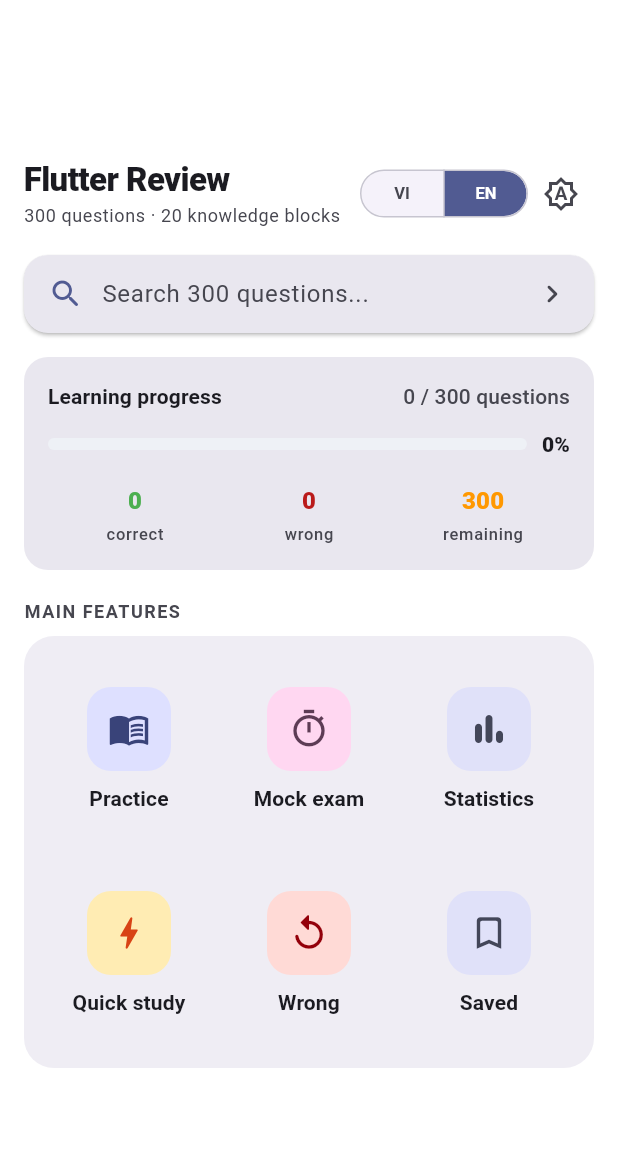
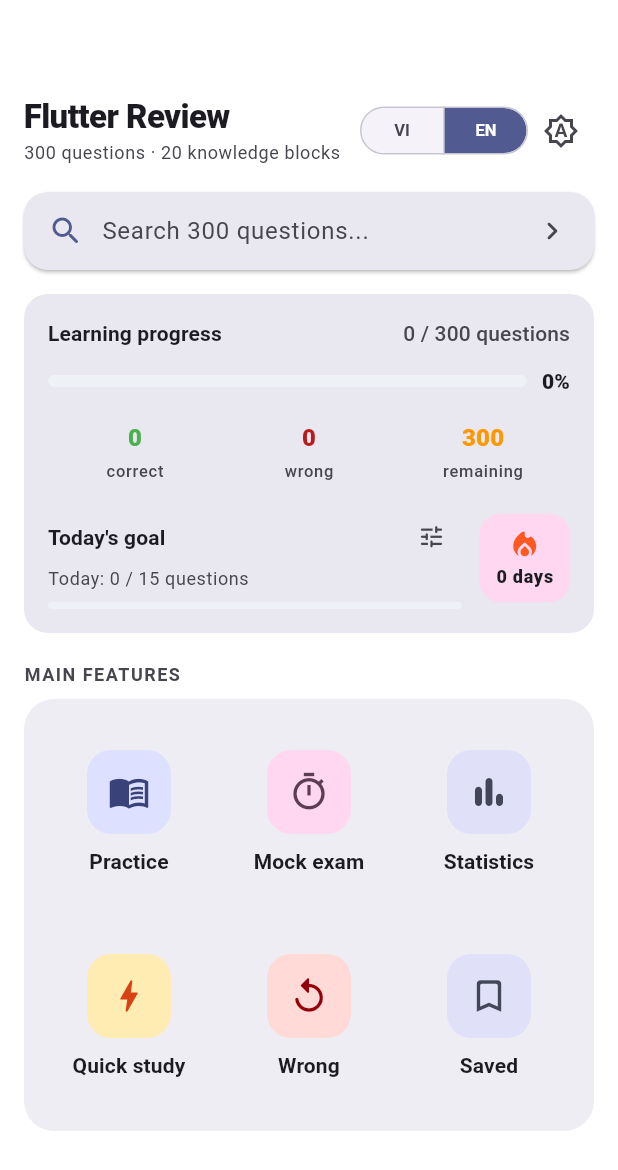
Before and after one commit to hieucute692-rgb/bai-tap-lon-app, a Flutter app: the screen it shows after launch, after a tap on "EN", on a phone screen of 412 x 824 dp. Shown: the top 1170 px of the screen. Run offline on Flutter 3.47's test engine with Material 3 defaults, Android fonts, the phone set to English and light mode, and no system bars; our stand-ins replace shared_preferences.

Commit message:
them diem danh

```diff
--- /dev/null
+++ b/lib/data/shared_prefs_daily_study_repository.dart
@@ -0,0 +1,30 @@
+import 'dart:convert';
+
+import 'package:flutter/foundation.dart';
+import 'package:shared_preferences/shared_preferences.dart';
+
+import '../domain/daily_study.dart';
+import '../domain/daily_study_repository.dart';
+
+class SharedPrefsDailyStudyRepository implements DailyStudyRepository {
+  static const _key = 'daily_study_v1';
+
+  @override
+  Future<DailyStudyData?> loadDailyStudy() async {
+    final prefs = await SharedPreferences.getInstance();
+    final raw = prefs.getString(_key);
+    if (raw == null) return null;
+    try {
+      return DailyStudyData.fromJson(jsonDecode(raw) as Map<String, dynamic>);
+    } catch (error) {
+      debugPrint('Could not read daily study data: $error');
+      return null;
+    }
+  }
+
+  @override
+  Future<void> saveDailyStudy(DailyStudyData data) async {
+    final prefs = await SharedPreferences.getInstance();
+    await prefs.setString(_key, jsonEncode(data.toJson()));
+  }
+}
--- a/lib/domain/app_strings.dart
+++ b/lib/domain/app_strings.dart
@@ -43,6 +43,16 @@ class AppStrings {
   String get quickStudyBookmarked => _t('Chỉ câu đã đánh dấu', 'Bookmarked only');
   String get quickStudyEmpty => _t('Chưa có câu nào được đánh dấu trong khối này.', 'No bookmarked questions in this block yet.');
   String get quickStudyAnswer => _t('Đáp án đúng', 'Correct answer');
+  String get dailyGoal => _t('Mục tiêu hôm nay', 'Today\'s goal');
+  String dailyGoalProgress(int count, int goal) =>
+      _t('Hôm nay: $count / $goal câu', 'Today: $count / $goal questions');
+  String studyStreak(int days) => _t('$days ngày', '$days days');
+  String get chooseDailyGoal => _t('Chọn mục tiêu mỗi ngày', 'Choose a daily goal');
+  String dailyGoalOption(int count) =>
+      _t('$count câu/ngày', '$count questions/day');
+  String get dailyGoalComplete =>
+      _t('Đã hoàn thành mục tiêu hôm nay!', 'Daily goal completed!');
+  String get studyStreakLabel => _t('Chuỗi ngày học', 'Study streak');
   String get searchQuestions => _t('Tra cứu nhanh', 'Quick search');
   String get searchPrompt => _t('Tìm từ khóa, khái niệm Flutter...', 'Search keywords, Flutter concepts...');
   String get searchHomePrompt => _t('Tra cứu nhanh 300 câu hỏi...', 'Search 300 questions...');
--- /dev/null
+++ b/lib/domain/daily_study.dart
@@ -0,0 +1,39 @@
+/// Small local snapshot used for the daily goal and study streak.
+class DailyStudyData {
+  const DailyStudyData({
+    this.dailyGoal = 15,
+    this.todayAnsweredCount = 0,
+    required this.todayDate,
+    this.currentStreak = 0,
+    this.lastStudyDate,
+  });
+
+  final int dailyGoal;
+  final int todayAnsweredCount;
+  final String todayDate;
+  final int currentStreak;
+  final String? lastStudyDate;
+
+  Map<String, Object?> toJson() => {
+        'dailyGoal': dailyGoal,
+        'todayAnsweredCount': todayAnsweredCount,
+        'todayDate': todayDate,
+        'currentStreak': currentStreak,
+        'lastStudyDate': lastStudyDate,
+      };
+
+  factory DailyStudyData.fromJson(Map<String, dynamic> json) {
+    final goal = json['dailyGoal'];
+    final count = json['todayAnsweredCount'];
+    final streak = json['currentStreak'];
+    final today = json['todayDate'];
+    final last = json['lastStudyDate'];
+    return DailyStudyData(
+      dailyGoal: goal is int && const [10, 15, 30, 45].contains(goal) ? goal : 15,
+      todayAnsweredCount: count is int && count >= 0 ? count : 0,
+      todayDate: today is String ? today : '',
+      currentStreak: streak is int && streak >= 0 ? streak : 0,
+      lastStudyDate: last is String ? last : null,
+    );
+  }
+}
--- /dev/null
+++ b/lib/domain/daily_study_repository.dart
@@ -0,0 +1,6 @@
+import 'daily_study.dart';
+
+abstract class DailyStudyRepository {
+  Future<DailyStudyData?> loadDailyStudy();
+  Future<void> saveDailyStudy(DailyStudyData data);
+}
--- a/lib/main.dart
+++ b/lib/main.dart
@@ -3,9 +3,11 @@ import 'package:provider/provider.dart';
 
 import 'data/asset_question_repository.dart';
 import 'data/shared_prefs_bookmark_repository.dart';
+import 'data/shared_prefs_daily_study_repository.dart';
 import 'data/shared_prefs_progress_repository.dart';
 import 'data/shared_prefs_settings_repository.dart';
 import 'domain/bookmark_repository.dart';
+import 'domain/daily_study_repository.dart';
 import 'domain/progress_repository.dart';
 import 'domain/question_repository.dart';
 import 'domain/settings_repository.dart';
@@ -20,6 +22,7 @@ void main() => runApp(
       QuizApp(
         repository: AssetQuestionRepository(),
         progressRepository: SharedPrefsProgressRepository(),
+        dailyStudyRepository: SharedPrefsDailyStudyRepository(),
         settingsRepository: SharedPrefsSettingsRepository(),
         bookmarkRepository: SharedPrefsBookmarkRepository(),
       ),
@@ -30,12 +33,14 @@ class QuizApp extends StatelessWidget {
     super.key,
     required this.repository,
     required this.progressRepository,
+    this.dailyStudyRepository,
     required this.settingsRepository,
     required this.bookmarkRepository,
   });
 
   final QuestionRepository repository;
   final ProgressRepository progressRepository;
+  final DailyStudyRepository? dailyStudyRepository;
   final SettingsRepository settingsRepository;
   final BookmarkRepository bookmarkRepository;
 
@@ -44,7 +49,12 @@ class QuizApp extends StatelessWidget {
     return MultiProvider(
       providers: [
         ChangeNotifierProvider(create: (_) => QuestionBankController(repository)..load()),
-        ChangeNotifierProvider(create: (_) => ProgressController(progressRepository)..load()),
+        ChangeNotifierProvider(
+          create: (_) => ProgressController(
+            progressRepository,
+            dailyStudyRepository: dailyStudyRepository,
+          )..load(),
+        ),
         ChangeNotifierProvider(create: (_) => SettingsController(settingsRepository)..load()),
         ChangeNotifierProvider(create: (_) => BookmarkController(bookmarkRepository)..load()),
       ],
--- a/lib/presentation/exam_screen.dart
+++ b/lib/presentation/exam_screen.dart
@@ -87,7 +87,10 @@ class _ExamScreenState extends State<ExamScreen> with WidgetsBindingObserver {
       Navigator.of(context).pop(); // đóng hộp thoại xác nhận đang mở
     }
     final progress = context.read<ProgressController>();
-    progress.recordAnswers(_session.outcomes());
+    progress.recordAnswers(
+      _session.outcomes(),
+      activityCount: _session.answeredCount,
+    );
     progress.addExamResult(_session.toResult(_now()));
     Navigator.of(context).pushReplacement(
       MaterialPageRoute<void>(
--- a/lib/presentation/home_screen.dart
+++ b/lib/presentation/home_screen.dart
@@ -164,6 +164,11 @@ class _Menu extends StatelessWidget {
             label: s.language == ContentLanguage.vi
                 ? 'Tiến độ học'
                 : 'Learning progress',
+            dailyGoal: progress.dailyGoal,
+            todayAnsweredCount: progress.todayAnsweredCount,
+            currentStreak: progress.currentStreak,
+            goalComplete: progress.dailyGoalComplete,
+            onChooseGoal: () => _chooseDailyGoal(context, progress),
           ),
           const SizedBox(height: 20),
           Text(
@@ -260,6 +265,42 @@ class _Menu extends StatelessWidget {
       ),
     );
   }
+
+  Future<void> _chooseDailyGoal(
+    BuildContext context,
+    ProgressController progress,
+  ) async {
+    final s = context.stringsNow;
+    final selected = await showModalBottomSheet<int>(
+      context: context,
+      showDragHandle: true,
+      builder: (context) => SafeArea(
+        child: Padding(
+          padding: const EdgeInsets.only(bottom: 12),
+          child: Column(
+            mainAxisSize: MainAxisSize.min,
+            children: [
+              Padding(
+                padding: const EdgeInsets.fromLTRB(20, 8, 20, 12),
+                child: Text(s.chooseDailyGoal,
+                    style: Theme.of(context).textTheme.titleMedium),
+              ),
+              for (final goal in [10, 15, 30, 45])
+                ListTile(
+                  title: Text(s.dailyGoalOption(goal)),
+                  trailing: progress.dailyGoal == goal
+                      ? Icon(Icons.check_rounded,
+                          color: Theme.of(context).colorScheme.primary)
+                      : null,
+                  onTap: () => Navigator.of(context).pop(goal),
+                ),
+            ],
+          ),
+        ),
+      ),
+    );
+    if (selected != null) await progress.setDailyGoal(selected);
+  }
 }
 
 class _LanguageBlock extends StatelessWidget {
@@ -344,6 +385,11 @@ class _ProgressCard extends StatelessWidget {
     required this.wrong,
     required this.remaining,
     required this.label,
+    required this.dailyGoal,
+    required this.todayAnsweredCount,
+    required this.currentStreak,
+    required this.goalComplete,
+    required this.onChooseGoal,
   });
 
   final int completed;
@@ -352,6 +398,11 @@ class _ProgressCard extends StatelessWidget {
   final int wrong;
   final int remaining;
   final String label;
+  final int dailyGoal;
+  final int todayAnsweredCount;
+  final int currentStreak;
+  final bool goalComplete;
+  final VoidCallback onChooseGoal;
 
   @override
   Widget build(BuildContext context) {
@@ -429,6 +480,77 @@ class _ProgressCard extends StatelessWidget {
                   count: remaining,
                   label: isVietnamese ? 'còn lại' : 'remaining',
                   color: Colors.orange,
+                ),
+              ],
+            ),
+            const SizedBox(height: 16),
+            Row(
+              children: [
+                Expanded(
+                  child: Column(
+                    crossAxisAlignment: CrossAxisAlignment.start,
+                    children: [
+                      Row(children: [
+                        Expanded(
+                          child: Text(
+                            context.strings.dailyGoal,
+                            style: Theme.of(context).textTheme.labelLarge
+                                ?.copyWith(fontWeight: FontWeight.w700),
+                          ),
+                        ),
+                        if (goalComplete)
+                          const Icon(Icons.check_circle_rounded,
+                              color: Colors.green, size: 19),
+                        IconButton(
+                          tooltip: context.strings.chooseDailyGoal,
+                          visualDensity: VisualDensity.compact,
+                          constraints:
+                              const BoxConstraints.tightFor(width: 34, height: 34),
+                          padding: EdgeInsets.zero,
+                          icon: const Icon(Icons.tune_rounded, size: 19),
+                          onPressed: onChooseGoal,
+                        ),
+                      ]),
+                      Text(
+                        context.strings.dailyGoalProgress(
+                            todayAnsweredCount, dailyGoal),
+                        style: Theme.of(context).textTheme.bodySmall?.copyWith(
+                              color: scheme.onSurfaceVariant,
+                            ),
+                      ),
+                      const SizedBox(height: 7),
+                      ClipRRect(
+                        borderRadius: BorderRadius.circular(99),
+                        child: LinearProgressIndicator(
+                          minHeight: 5,
+                          value: (todayAnsweredCount / dailyGoal)
+                              .clamp(0.0, 1.0)
+                              .toDouble(),
+                          color: goalComplete ? Colors.green : scheme.tertiary,
+                          backgroundColor: scheme.surfaceContainerHighest,
+                        ),
+                      ),
+                    ],
+                  ),
+                ),
+                const SizedBox(width: 12),
+                Container(
+                  padding:
+                      const EdgeInsets.symmetric(horizontal: 11, vertical: 9),
+                  decoration: BoxDecoration(
+                    color: scheme.tertiaryContainer,
+                    borderRadius: BorderRadius.circular(14),
+                  ),
+                  child: Column(
+                    children: [
+                      const Icon(Icons.local_fire_department_rounded,
+                          color: Colors.deepOrange, size: 23),
+                      const SizedBox(height: 2),
+                      Text(context.strings.studyStreak(currentStreak),
+                          style: Theme.of(context).textTheme.labelMedium
+                              ?.copyWith(fontWeight: FontWeight.w800)),
+                    ],
+                  ),
                 ),
               ],
             ),
--- a/lib/presentation/progress_controller.dart
+++ b/lib/presentation/progress_controller.dart
@@ -1,7 +1,11 @@
+import 'dart:async';
+
 import 'package:flutter/foundation.dart';
 
 import '../domain/progress.dart';
 import '../domain/progress_repository.dart';
+import '../domain/daily_study.dart';
+import '../domain/daily_study_repository.dart';
 import 'question_bank_controller.dart';
 
 /// Loại sự cố khi đọc/ghi tiến độ; giao diện tự đổi thành câu chữ theo ngôn ngữ.
@@ -10,13 +14,26 @@ enum ProgressProblem { loadFailed, saveFailed }
 /// Giữ tiến độ làm bài trong bộ nhớ và ghi xuống máy. Lỗi đọc/ghi không làm app dừng:
 /// app vẫn dùng được và [problem] cho giao diện biết để báo người dùng.
 class ProgressController extends ChangeNotifier {
-  ProgressController(this._repository, {DateTime Function()? clock})
-      : _clock = clock ?? DateTime.now;
+  ProgressController(
+    this._repository, {
+    DateTime Function()? clock,
+    DailyStudyRepository? dailyStudyRepository,
+  })  : _clock = clock ?? DateTime.now,
+        _dailyStudyRepository = dailyStudyRepository {
+    _daily = DailyStudyData(todayDate: _dateKey(_clock()));
+    _dailyLoaded = dailyStudyRepository == null;
+    _scheduleDailyRollover();
+  }
 
   static const maxExamHistory = 20;
 
   final ProgressRepository _repository;
   final DateTime Function() _clock;
+  final DailyStudyRepository? _dailyStudyRepository;
+
+  late DailyStudyData _daily;
+  bool _dailyLoaded = false;
+  Future<void>? _dailyLoadFuture;
 
   LoadStatus _status = LoadStatus.loading;
   Map<int, QuestionStat> _stats = {};
@@ -28,6 +45,10 @@ class ProgressController extends ChangeNotifier {
   Map<int, QuestionStat> get stats => Map.unmodifiable(_stats);
   List<ExamResult> get examResults => List.unmodifiable(_exams);
   ProgressProblem? get problem => _problem;
+  int get dailyGoal => _daily.dailyGoal;
+  int get todayAnsweredCount => _daily.todayAnsweredCount;
+  int get currentStreak => _daily.currentStreak;
+  bool get dailyGoalComplete => todayAnsweredCount >= dailyGoal;
 
   Future<void> load() async {
     try {
@@ -40,12 +61,17 @@ class ProgressController extends ChangeNotifier {
       _exams = [];
       _problem = ProgressProblem.loadFailed;
     }
+    await _ensureDailyStudyLoaded();
     _status = LoadStatus.ready;
     _notify();
   }
 
   /// Ghi kết quả các câu vừa làm (mã câu -> đúng/sai).
-  Future<void> recordAnswers(Map<int, bool> outcomes) async {
+  Future<void> recordAnswers(
+    Map<int, bool> outcomes, {
+    int? activityCount,
+  }) async {
+    await _recordDailyActivity(activityCount ?? outcomes.length);
     final now = _clock();
     final next = Map<int, QuestionStat>.of(_stats);
     outcomes.forEach((id, isCorrect) {
@@ -71,6 +97,124 @@ class ProgressController extends ChangeNotifier {
     }
   }
 
+  Future<void> setDailyGoal(int goal) async {
+    if (![10, 15, 30, 45].contains(goal)) return;
+    await _ensureDailyStudyLoaded();
+    if (goal == _daily.dailyGoal) return;
+    _daily = DailyStudyData(
+      dailyGoal: goal,
+      todayAnsweredCount: _daily.todayAnsweredCount,
+      todayDate: _daily.todayDate,
+      currentStreak: _daily.currentStreak,
+      lastStudyDate: _daily.lastStudyDate,
+    );
+    _notify();
+    await _saveDailyStudy();
+  }
+
+  Future<void> _ensureDailyStudyLoaded() =>
+      _dailyLoaded ? Future<void>.value() : (_dailyLoadFuture ??= _loadDailyStudy());
+
+  Future<void> _loadDailyStudy() async {
+    try {
+      final saved = await _dailyStudyRepository!.loadDailyStudy();
+      if (saved != null) _daily = saved;
+    } catch (error, stackTrace) {
+      debugPrint('Could not load daily study data: $error\n$stackTrace');
+    }
+    _daily = _normalizedDailyStudy(_daily, _clock());
+    _dailyLoaded = true;
+    _dailyLoadFuture = null;
+    await _saveDailyStudy();
+  }
+
+  Future<void> _recordDailyActivity(int count) async {
+    if (count <= 0) return;
+    await _ensureDailyStudyLoaded();
+    final today = _dateKey(_clock());
+    final normalized = _normalizedDailyStudy(_daily, _clock());
+    final difference = _daysBetween(normalized.lastStudyDate, today);
+    final nextStreak = switch (difference) {
+      null => 1,
+      0 => normalized.currentStreak == 0 ? 1 : normalized.currentStreak,
+      1 => normalized.currentStreak + 1,
+      _ => 1,
+    };
+    _daily = DailyStudyData(
+      dailyGoal: normalized.dailyGoal,
+      todayAnsweredCount: normalized.todayAnsweredCount + count,
+      todayDate: today,
+      currentStreak: nextStreak,
+      lastStudyDate: today,
+    );
+    _notify();
+    await _saveDailyStudy();
+  }
+
+  DailyStudyData _normalizedDailyStudy(DailyStudyData data, DateTime now) {
+    final today = _dateKey(now);
+    final difference = _daysBetween(data.lastStudyDate, today);
+    final hasInvalidLastDate = data.lastStudyDate != null && difference == null;
+    return DailyStudyData(
+      dailyGoal: [10, 15, 30, 45].contains(data.dailyGoal) ? data.dailyGoal : 15,
+      todayAnsweredCount:
+          data.todayDate == today ? data.todayAnsweredCount : 0,
+      todayDate: today,
+      currentStreak:
+          hasInvalidLastDate || (difference != null && difference > 1)
+              ? 0
+              : data.currentStreak,
+      lastStudyDate: hasInvalidLastDate ? null : data.lastStudyDate,
+    );
+  }
+
+  Future<void> _saveDailyStudy() async {
+    final repository = _dailyStudyRepository;
+    if (repository == null) return;
+    try {
+      await repository.saveDailyStudy(_daily);
+    } catch (error, stackTrace) {
+      debugPrint('Could not save daily study data: $error\n$stackTrace');
+    }
+  }
+
+  static String _dateKey(DateTime date) =>
+      '${date.year.toString().padLeft(4, '0')}-${date.month.toString().padLeft(2, '0')}-${date.day.toString().padLeft(2, '0')}';
+
+  static int? _daysBetween(String? previousDate, String today) {
+    if (previousDate == null ||
+        !RegExp(r'^\d{4}-\d{2}-\d{2}$').hasMatch(previousDate)) {
+      return null;
+    }
+    try {
+      final previous = DateTime.parse('${previousDate}T00:00:00Z');
+      final current = DateTime.parse('${today}T00:00:00Z');
+      return current.difference(previous).inDays;
+    } on FormatException {
+      return null;
+    }
+  }
+
+  void _scheduleDailyRollover() {
+    _dailyRolloverTimer?.cancel();
+    final now = _clock();
+    final tomorrow = DateTime(now.year, now.month, now.day + 1);
+    _dailyRolloverTimer = Timer(tomorrow.difference(now), () {
+      final normalized = _normalizedDailyStudy(_daily, _clock());
+      final changed = normalized.todayDate != _daily.todayDate ||
+          normalized.todayAnsweredCount != _daily.todayAnsweredCount ||
+          normalized.currentStreak != _daily.currentStreak;
+      _daily = normalized;
+      if (changed) {
+        _notify();
+        unawaited(_saveDailyStudy());
+      }
+      _scheduleDailyRollover();
+    });
+  }
+
+  Timer? _dailyRolloverTimer;
+
   Future<void> addExamResult(ExamResult result) async {
     _exams = [result, ..._exams].take(maxExamHistory).toList();
     _notify();
@@ -90,6 +234,7 @@ class ProgressController extends ChangeNotifier {
   @override
   void dispose() {
     _disposed = true;
+    _dailyRolloverTimer?.cancel();
     super.dispose();
   }
 }
```
